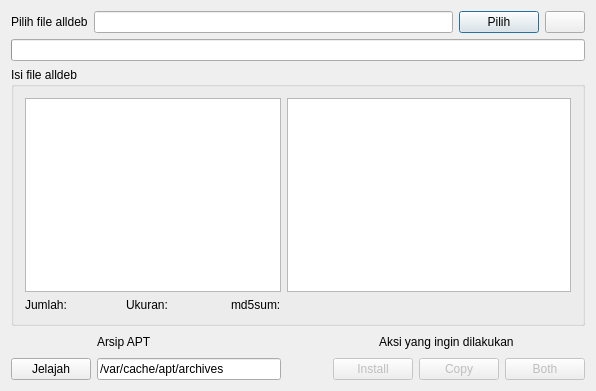
grOS-TEAM/alldeb-source, file dialog.ui: the form before one commit.
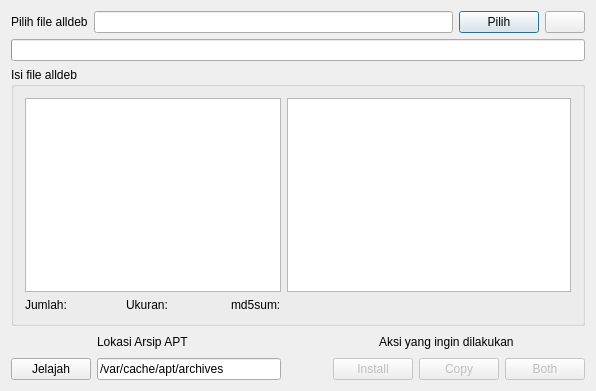
The form after the commit. Icons and pictures are not drawn.

Commit message: Merapikan lagi objek-objek yang ada, dan memperbaiki kesalahan coding.

What changed in the file:
```diff
--- a/dialog.ui
+++ b/dialog.ui
@@ -194,7 +194,7 @@
      <item row="0" column="1">
       <widget class="QLabel" name="labelArsip">
        <property name="text">
-        <string>Arsip APT</string>
+        <string>Lokasi Arsip APT</string>
        </property>
       </widget>
      </item>
```
The commit also changes 2 other files.
